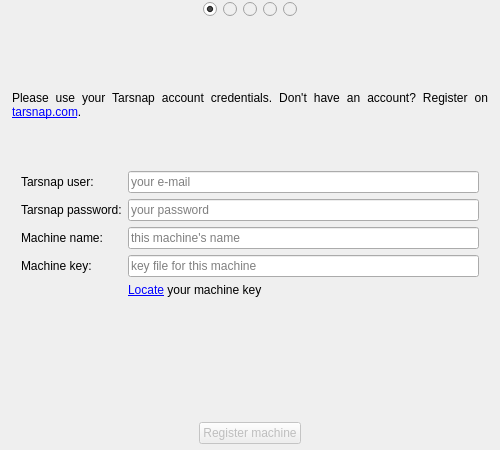
The window that forms/setupdialog.ui (Tarsnap/tarsnap-gui) describes before a commit, drawn with Qt 5.
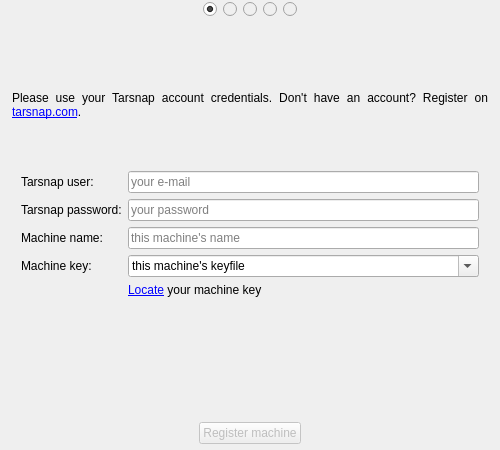
The same window after the commit. The open tabs and pages were chosen to show the change. Icons and pictures are not drawn.

```diff
--- a/forms/setupdialog.ui
+++ b/forms/setupdialog.ui
@@ -833,22 +833,6 @@
             <property name="text">
              <string>Machine key:</string>
             </property>
-            <property name="buddy">
-             <cstring>machineKeyLineEdit</cstring>
-            </property>
-           </widget>
-          </item>
-          <item row="3" column="1">
-           <widget class="QLineEdit" name="machineKeyLineEdit">
-            <property name="text">
-             <string/>
-            </property>
-            <property name="placeholderText">
-             <string>key file for this machine</string>
-            </property>
-            <property name="clearButtonEnabled">
-             <bool>true</bool>
-            </property>
            </widget>
           </item>
           <item row="4" column="1">
@@ -894,6 +878,22 @@
             </property>
            </widget>
           </item>
+          <item row="3" column="1">
+           <widget class="QComboBox" name="machineKeyCombo">
+            <property name="sizePolicy">
+             <sizepolicy hsizetype="Expanding" vsizetype="Fixed">
+              <horstretch>0</horstretch>
+              <verstretch>0</verstretch>
+             </sizepolicy>
+            </property>
+            <property name="editable">
+             <bool>true</bool>
+            </property>
+            <property name="currentText">
+             <string>this machine's keyfile</string>
+            </property>
+           </widget>
+          </item>
          </layout>
         </widget>
        </item>
```
Left out of the diff: 1 changed line with no effect on the pictures.
